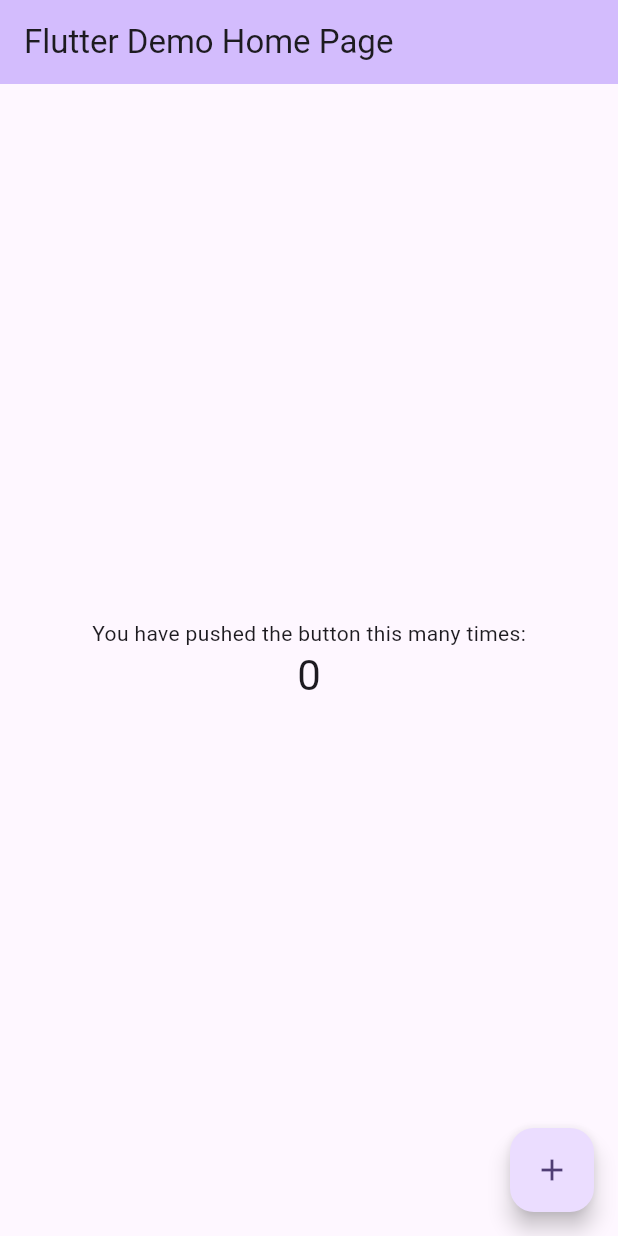
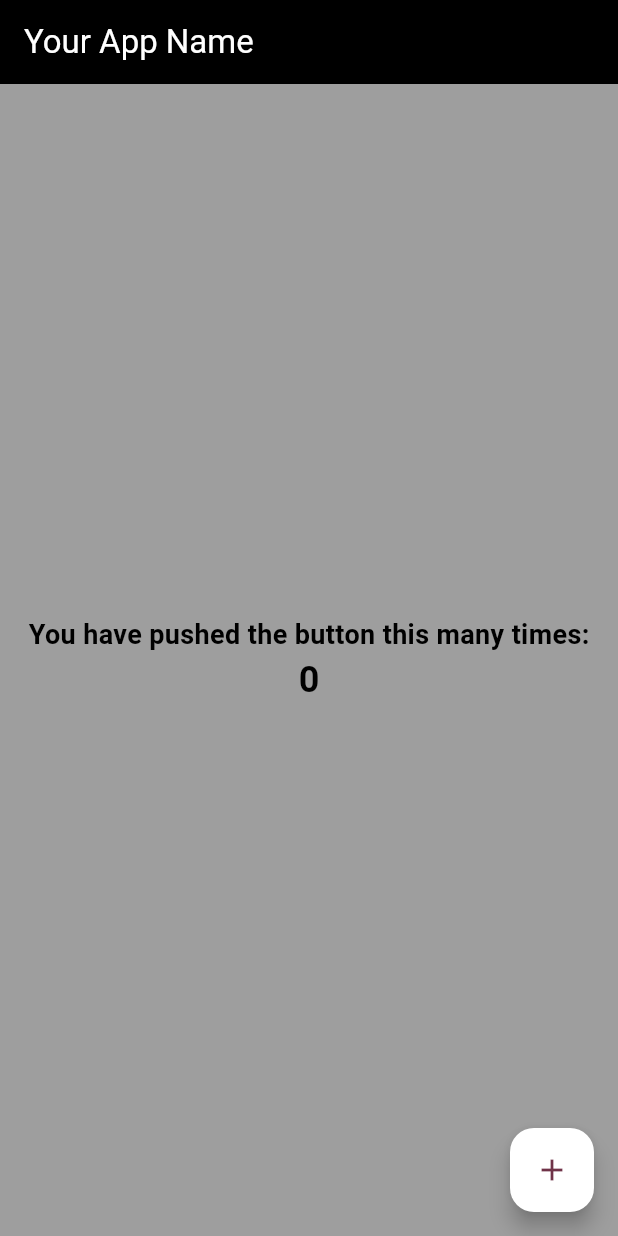
Before and after one commit to HiBorn4/flutter-demo-app, a Flutter app: the screen it shows after launch, on a phone screen of 412 x 824 dp. Run offline on Flutter 3.47's test engine with Material 2 defaults, Android fonts, the phone set to English and light mode, and no system bars.

Commit message:
Added Screenshots

```diff
--- a/lib/main.dart
+++ b/lib/main.dart
@@ -7,46 +7,21 @@ void main() {
 class MyApp extends StatelessWidget {
   const MyApp({super.key});
 
-  // This widget is the root of your application.
   @override
   Widget build(BuildContext context) {
     return MaterialApp(
       title: 'Flutter Demo',
       theme: ThemeData(
-        // This is the theme of your application.
-        //
-        // TRY THIS: Try running your application with "flutter run". You'll see
-        // the application has a blue toolbar. Then, without quitting the app,
-        // try changing the seedColor in the colorScheme below to Colors.green
-        // and then invoke "hot reload" (save your changes or press the "hot
-        // reload" button in a Flutter-supported IDE, or press "r" if you used
-        // the command line to start the app).
-        //
-        // Notice that the counter didn't reset back to zero; the application
-        // state is not lost during the reload. To reset the state, use hot
-        // restart instead.
-        //
-        // This works for code too, not just values: Most code changes can be
-        // tested with just a hot reload.
-        colorScheme: ColorScheme.fromSeed(seedColor: Colors.deepPurple),
+        colorScheme: ColorScheme.fromSeed(seedColor: Colors.black),
         useMaterial3: true,
       ),
-      home: const MyHomePage(title: 'Flutter Demo Home Page'),
+      home: const MyHomePage(title: 'Your App Name'),
     );
   }
 }
 
 class MyHomePage extends StatefulWidget {
   const MyHomePage({super.key, required this.title});
-
-  // This widget is the home page of your application. It is stateful, meaning
-  // that it has a State object (defined below) that contains fields that affect
-  // how it looks.
-
-  // This class is the configuration for the state. It holds the values (in this
-  // case the title) provided by the parent (in this case the App widget) and
-  // used by the build method of the State. Fields in a Widget subclass are
-  // always marked "final".
 
   final String title;
 
@@ -59,67 +34,62 @@ class _MyHomePageState extends State<MyHomePage> {
 
   void _incrementCounter() {
     setState(() {
-      // This call to setState tells the Flutter framework that something has
-      // changed in this State, which causes it to rerun the build method below
-      // so that the display can reflect the updated values. If we changed
-      // _counter without calling setState(), then the build method would not be
-      // called again, and so nothing would appear to happen.
       _counter++;
     });
   }
 
   @override
   Widget build(BuildContext context) {
-    // This method is rerun every time setState is called, for instance as done
-    // by the _incrementCounter method above.
-    //
-    // The Flutter framework has been optimized to make rerunning build methods
-    // fast, so that you can just rebuild anything that needs updating rather
-    // than having to individually change instances of widgets.
     return Scaffold(
+      backgroundColor: Colors.grey, // Set the background color to grey
       appBar: AppBar(
-        // TRY THIS: Try changing the color here to a specific color (to
-        // Colors.amber, perhaps?) and trigger a hot reload to see the AppBar
-        // change color while the other colors stay the same.
-        backgroundColor: Theme.of(context).colorScheme.inversePrimary,
-        // Here we take the value from the MyHomePage object that was created by
-        // the App.build method, and use it to set our appbar title.
-        title: Text(widget.title),
+        backgroundColor:
+            Colors.black, // Set the AppBar background color to black
+        title: Text(
+          widget.title,
+          style: const TextStyle(
+              color: Colors.white), // Set the text color to white
+        ),
       ),
+
       body: Center(
-        // Center is a layout widget. It takes a single child and positions it
-        // in the middle of the parent.
         child: Column(
-          // Column is also a layout widget. It takes a list of children and
-          // arranges them vertically. By default, it sizes itself to fit its
-          // children horizontally, and tries to be as tall as its parent.
-          //
-          // Column has various properties to control how it sizes itself and
-          // how it positions its children. Here we use mainAxisAlignment to
-          // center the children vertically; the main axis here is the vertical
-          // axis because Columns are vertical (the cross axis would be
-          // horizontal).
-          //
-          // TRY THIS: Invoke "debug painting" (choose the "Toggle Debug Paint"
-          // action in the IDE, or press "p" in the console), to see the
-          // wireframe for each widget.
           mainAxisAlignment: MainAxisAlignment.center,
           children: <Widget>[
+            // const Text(
+            //   'Add Your Content',
+            //   style: TextStyle(
+            //     fontSize: 18, // Increase the font size
+            //     fontWeight: FontWeight.bold, // Apply bold font
+            //     color: Colors.black, // Set text color to black
+            //   ),
+            // ),
             const Text(
               'You have pushed the button this many times:',
+              style: TextStyle(
+                fontSize: 18, // Increase the font size
+                fontWeight: FontWeight.bold, // Apply bold font
+                color: Colors.black, // Set text color to black
+              ),
             ),
             Text(
               '$_counter',
-              style: Theme.of(context).textTheme.headlineMedium,
+              style: const TextStyle(
+                fontSize: 24, // Increase the font size
+                fontWeight: FontWeight.bold, // Apply bold font
+                color: Colors.black, // Set text color to black
+              ),
             ),
           ],
         ),
       ),
+
       floatingActionButton: FloatingActionButton(
         onPressed: _incrementCounter,
         tooltip: 'Increment',
+        backgroundColor: Colors.white,
         child: const Icon(Icons.add),
-      ), // This trailing comma makes auto-formatting nicer for build methods.
+      ),
     );
   }
 }
```
Also changed, not shown: 2 other files.
